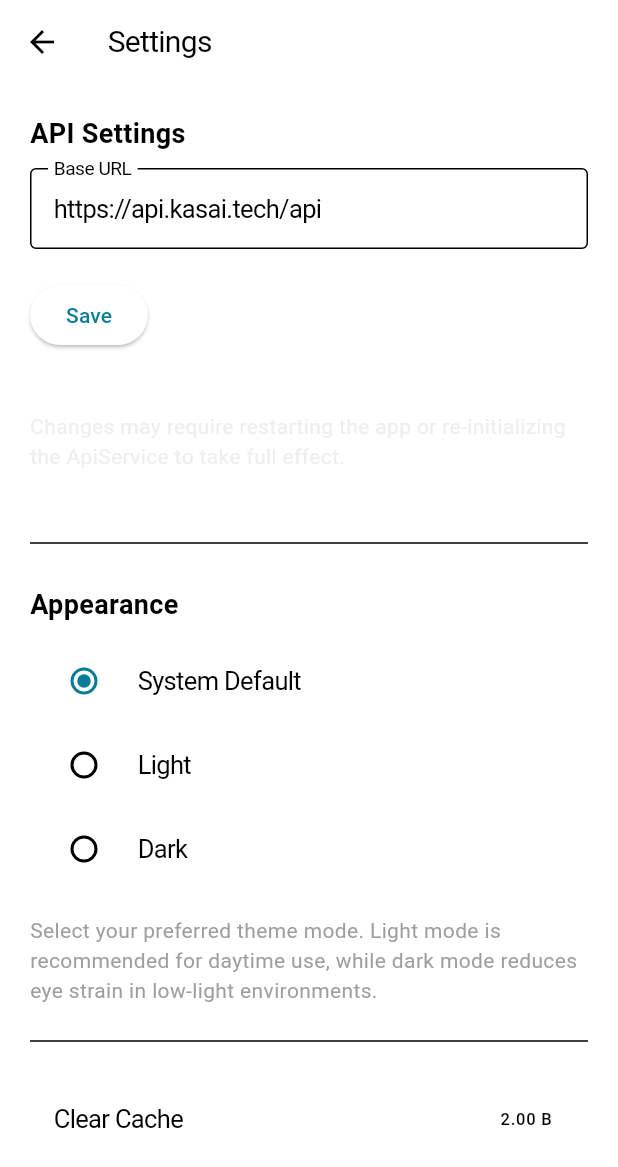
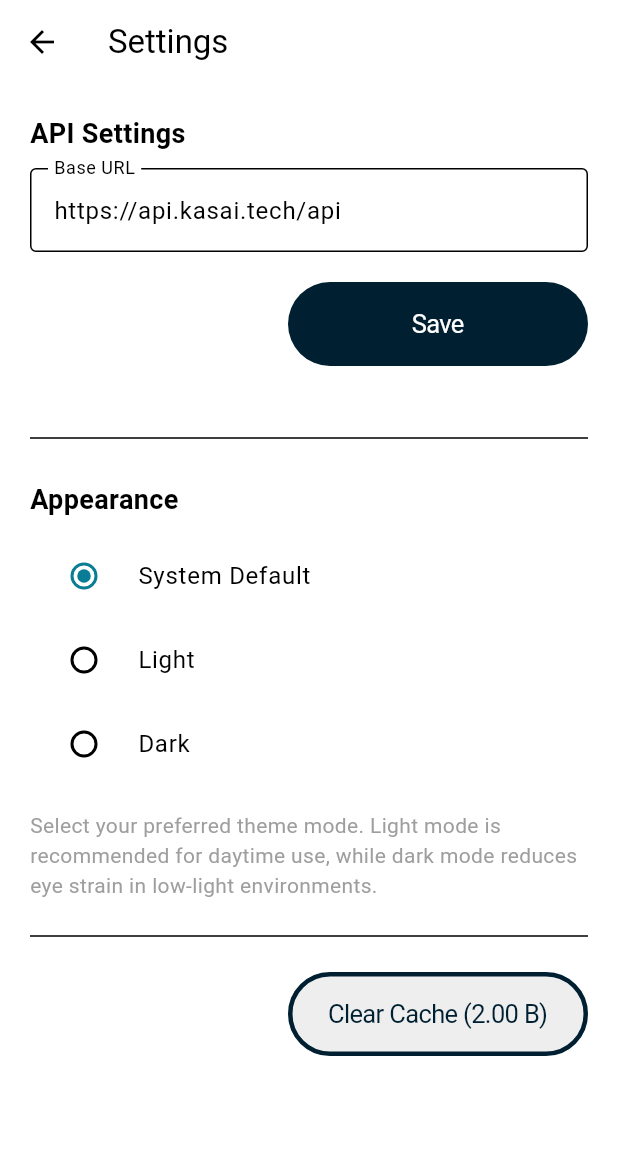
Before and after one commit to kirilft/Weinkeller, a Flutter app: the screen it shows after launch, after a tap on an icon or button, on a phone screen of 412 x 824 dp. Shown: the top 1167 px of the screen. Run offline on Flutter 3.47's test engine with Material 3 defaults, Android fonts, the phone set to English and light mode, and no system bars; our stand-ins replace flutter_secure_storage, flutter_svg, font_awesome_flutter, shared_preferences, sqflite; missing offline and left inert: qr_code_scanner; accounts and stored records are empty; generated files the repository leaves out were written again; Roboto replaces fonts that are missing (SF Pro).

Commit message:
daily dose of changes

```diff
--- a/lib/config/font_theme.dart
+++ /dev/null
@@ -1,72 +0,0 @@
-// font_theme.dart
-import 'package:flutter/material.dart';
-import './app_colors.dart';
-
-class FontTheme {
-  /// Returns a TextTheme based on the given [brightness].
-  static TextTheme getTextTheme(Brightness brightness) {
-    // Use black for light mode and white for dark mode as default text colors.
-    final defaultTextColor =
-        brightness == Brightness.light ? AppColors.black : AppColors.white;
-    // Default blue color for footnote (used for links).
-    const footnoteDefaultColor = Color(0xFF007AFF);
-
-    return TextTheme(
-      // #title (Large Title/Regular)
-      // Note: textAlign is a widget property, so set it on your Text widget if needed.
-      headlineLarge: TextStyle(
-        fontFamily: 'SF Pro',
-        fontSize: 34,
-        fontWeight: FontWeight.w400,
-        height: 41 / 34, // Equivalent to 41px line height
-        letterSpacing: 0.4,
-        color: defaultTextColor,
-      ),
-      // #H1 (Title1/Regular)
-      headlineMedium: TextStyle(
-        fontFamily: 'SF Pro',
-        fontSize: 28,
-        fontWeight: FontWeight.w400,
-        height: 34 / 28, // 34px line height
-        letterSpacing: 0.38,
-        color: defaultTextColor,
-      ),
-      // #H2 (Title2/Regular)
-      headlineSmall: TextStyle(
-        fontFamily: 'SF Pro',
-        fontSize: 22,
-        fontWeight: FontWeight.w400,
-        height: 28 / 22, // 28px line height
-        letterSpacing: -0.26,
-        color: defaultTextColor,
-      ),
-      // #h3 (Title3/Regular)
-      titleLarge: TextStyle(
-        fontFamily: 'SF Pro',
-        fontSize: 20,
-        fontWeight: FontWeight.w400,
-        height: 25 / 20, // 25px line height
-        letterSpacing: -0.45,
-        color: defaultTextColor,
-      ),
-      // #regular (Body/Regular)
-      bodyLarge: TextStyle(
-        fontFamily: 'SF Pro',
-        fontSize: 17,
-        fontWeight: FontWeight.w400,
-        height: 22 / 17, // 22px line height
-        letterSpacing: -0.43,
-        color: defaultTextColor,
-      ),
-      // #Footnote (Footnote/Regular) – defaults to blue for links
-      bodySmall: TextStyle(
-        fontFamily: 'SF Pro',
-        fontSize: 13,
-        fontWeight: FontWeight.w400,
-        height: 18 / 13, // 18px line height
-        letterSpacing: -0.08,
-        color: footnoteDefaultColor,
-      ),
-    );
-  }
-}
--- a/lib/config/routes.dart
+++ b/lib/config/routes.dart
@@ -4,14 +4,12 @@ import 'package:provider/provider.dart';
 import '../services/auth_service.dart';
 import '../pages/home_screen.dart';
 import '../pages/login.dart';
-import '../pages/welcome_screen.dart'; // <--- import the new file
+import '../pages/welcome_screen.dart';
 import '../pages/settings.dart';
 import '../pages/account.dart';
 import '../pages/history.dart';
-import '../pages/changelog.dart';
 import '../components/qr_result.dart';
 import '../pages/create_user.dart';
-import '../pages/all_wines.dart';
 
 class AppRoutes {
   static const String initialRoute = '/';
@@ -29,13 +27,11 @@ class AppRoutes {
       '/settings': (context) => const SettingsPage(),
       '/account': (context) => const AccountPage(),
       '/history': (context) => const HistoryPage(),
-      '/changelog': (context) => const ChangelogPage(),
       '/qrResult': (context) {
         final args = ModalRoute.of(context)?.settings.arguments;
         return QRResultPage(qrCode: args is String ? args : '');
       },
       '/create_user': (context) => const CreateUserPage(),
-      '/all_wines': (context) => const AllWinesPage(),
     };
   }
 }
--- a/lib/main.dart
+++ b/lib/main.dart
@@ -10,7 +10,6 @@ import 'config/app_colors.dart';
 import 'config/theme.dart';
 import 'services/api_service.dart';
 import 'services/auth_service.dart';
-import 'config/font_theme.dart';
 
 Future<void> main() async {
   runZonedGuarded(() async {
@@ -152,7 +151,6 @@ class _MyWeinkellerAppState extends State<MyWeinkellerApp> {
         surface: isLight ? AppColors.white : AppColors.black,
         onSurface: isLight ? AppColors.black : AppColors.white,
       ),
-      textTheme: FontTheme.getTextTheme(brightness),
       fontFamily: 'SF Pro',
     );
   }
--- a/lib/pages/settings.dart
+++ b/lib/pages/settings.dart
@@ -1,6 +1,5 @@
 import 'dart:convert';
 import 'dart:math';
-
 import 'package:flutter/material.dart';
 import 'package:provider/provider.dart';
 import 'package:flutter_secure_storage/flutter_secure_storage.dart';
@@ -44,8 +43,7 @@ class _SettingsPageState extends State<SettingsPage> {
   /// Loads the saved base URL from secure storage.
   Future<void> _loadSettings() async {
     const secureStorage = FlutterSecureStorage();
-    final storedBaseUrl = await secureStorage.read(key: 'baseUrl');
-    // Use fallback if none is found; otherwise, sanitize the stored URL.
+    final storedBaseUrl = await secureStorage.read(key: 'baseURL');
     _baseUrlController.text =
         (storedBaseUrl != null && storedBaseUrl.isNotEmpty)
             ? _sanitizeUrl(storedBaseUrl)
@@ -62,7 +60,7 @@ class _SettingsPageState extends State<SettingsPage> {
     return uri != null && uri.hasScheme && uri.host.isNotEmpty;
   }
 
-  /// Saves new baseURL to secure storage and clears the token if changed.
+  /// Saves new baseURL and clears the token if changed.
   Future<void> _saveSettings() async {
     String newBaseUrl = _baseUrlController.text.trim();
     if (newBaseUrl.isEmpty) {
@@ -82,21 +80,18 @@ class _SettingsPageState extends State<SettingsPage> {
       return;
     }
 
-    const secureStorage = FlutterSecureStorage();
-    final oldBaseUrl = await secureStorage.read(key: 'baseUrl') ?? '';
+    final secureStorage = const FlutterSecureStorage();
+    final oldBaseUrl = await secureStorage.read(key: 'baseURL') ?? '';
 
     if (oldBaseUrl != newBaseUrl) {
       debugPrint('SETTINGS: BaseURL changed from $oldBaseUrl to $newBaseUrl');
-      // Clear the existing token so the user must reauthenticate.
       final authService = context.read<AuthService>();
       await authService.clearAuthToken();
 
-      // Also update the ApiService instance in-memory.
       final apiService = context.read<ApiService>();
       apiService.baseUrl = newBaseUrl;
 
-      await secureStorage.write(key: 'baseUrl', value: newBaseUrl);
-      // Update the controller text to reflect the sanitized URL.
+      await secureStorage.write(key: 'baseURL', value: newBaseUrl);
       _baseUrlController.text = newBaseUrl;
     } else {
       debugPrint(
@@ -110,16 +105,15 @@ class _SettingsPageState extends State<SettingsPage> {
     }
   }
 
-  /// Updates the cache size by computing the size of the wineNameCache.
+  /// Updates the cache size by computing the size of ApiService.wineNameCache.
   void _updateCacheSize() {
-    // Use the class name to access the static property.
     final bytes = utf8.encode(jsonEncode(ApiService.wineNameCache)).length;
     setState(() {
       _cacheSize = bytes;
     });
   }
 
-  /// Clears the wine name cache and updates the displayed cache size.
+  /// Clears the cache and updates the displayed cache size.
   void _clearCache() {
     final apiService = context.read<ApiService>();
     apiService.deleteCache();
@@ -129,7 +123,7 @@ class _SettingsPageState extends State<SettingsPage> {
     );
   }
 
-  /// Helper function to format bytes into a human-readable string.
+  /// Formats bytes into a human-readable string.
   String _formatBytes(int bytes, [int decimals = 2]) {
     if (bytes <= 0) return "0 B";
     const suffixes = ["B", "KB", "MB", "GB", "TB"];
@@ -161,7 +155,7 @@ class _SettingsPageState extends State<SettingsPage> {
         leading: IconButton(
           icon: const Icon(Icons.arrow_back),
           onPressed: () {
-            Navigator.pop(context); // Go back.
+            Navigator.pop(context);
           },
         ),
       ),
@@ -187,17 +181,38 @@ class _SettingsPageState extends State<SettingsPage> {
               ),
             ),
             const SizedBox(height: 20),
-            ElevatedButton(
-              onPressed: _saveSettings,
-              child: const Text('Save'),
+            // Save Button aligned to the right with fixed width.
+            Align(
+              alignment: Alignment.centerRight,
+              child: SizedBox(
+                width: 200,
+                child: ElevatedButton(
+                  style: ElevatedButton.styleFrom(
+                    elevation: 0,
+                    backgroundColor: AppColors.gray1,
+                    padding: const EdgeInsets.symmetric(vertical: 16),
+                    shape: RoundedRectangleBorder(
+                      borderRadius: BorderRadius.circular(30),
+                    ),
+                  ),
+                  onPressed: _saveSettings,
+                  child: Text(
+                    'Save',
+                    style: TextStyle(
+                      color: Theme.of(context).brightness == Brightness.dark
+                          ? Colors.white
+                          : Theme.of(context).colorScheme.onPrimary,
+                      fontFamily: 'SF Pro',
+                      fontSize: 17,
+                      fontWeight: FontWeight.w400,
+                      letterSpacing: -0.43,
+                    ),
+                  ),
+                ),
+              ),
             ),
             const SizedBox(height: 40),
-            const Text(
-              'Changes may require restarting the app or re-initializing the ApiService to take full effect.',
-              style: TextStyle(color: AppColors.gray2),
-            ),
             // --- Theme Settings ---
-            const SizedBox(height: 40),
             const Divider(),
             const SizedBox(height: 20),
             const Text(
@@ -246,11 +261,37 @@ class _SettingsPageState extends State<SettingsPage> {
             const SizedBox(height: 16),
             const Divider(),
             const SizedBox(height: 16),
-            // --- Cache Management ---
-            ListTile(
-              title: const Text('Clear Cache'),
-              trailing: Text(_formatBytes(_cacheSize)),
-              onTap: _clearCache,
+            // Clear Cache Button aligned to the right with fixed width.
+            Align(
+              alignment: Alignment.centerRight,
+              child: SizedBox(
+                width: 200,
+                child: ElevatedButton(
+                  style: ElevatedButton.styleFrom(
+                    elevation: 0,
+                    backgroundColor: AppColors.gray2,
+                    padding: const EdgeInsets.symmetric(vertical: 16),
+                    shape: RoundedRectangleBorder(
+                      side: const BorderSide(
+                        color: AppColors.gray1,
+                        width: 3.0,
+                      ),
+                      borderRadius: BorderRadius.circular(30),
+                    ),
+                  ),
+                  onPressed: _clearCache,
+                  child: Text(
+                    'Clear Cache (${_formatBytes(_cacheSize)})',
+                    style: const TextStyle(
+                      color: AppColors.gray1,
+                      fontFamily: 'SF Pro',
+                      fontSize: 17,
+                      fontWeight: FontWeight.w400,
+                      letterSpacing: -0.43,
+                    ),
+                  ),
+                ),
+              ),
             ),
           ],
         ),
```
Also changed, not shown: lib/components/password_reset.dart (deleted, +0 -53 lines), lib/pages/all_wines.dart (deleted, +0 -96 lines), lib/pages/changelog.dart (deleted, +0 -45 lines), lib/pages/home_screen.dart (+0 -13 lines), lib/services/settings_provider.dart (renamed from lib/providers/settings_provider.dart).
